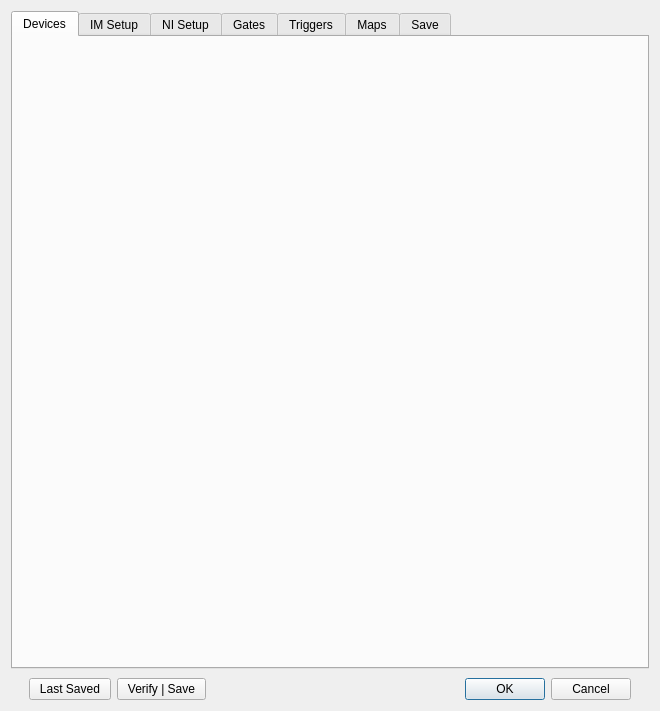
Old version of the form Forms/ConfigureDialog.ui in the repository billkarsh/SpikeGLX.
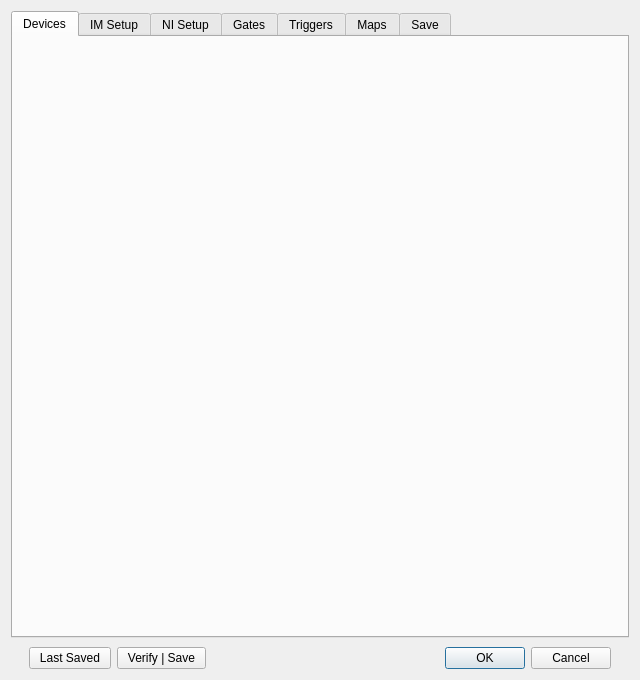
New version of the form. Icons and pictures are not drawn.

The edit to the form file:
```diff
--- a/Forms/ConfigureDialog.ui
+++ b/Forms/ConfigureDialog.ui
@@ -9,20 +9,20 @@
    <rect>
     <x>0</x>
     <y>0</y>
-    <width>660</width>
-    <height>711</height>
+    <width>640</width>
+    <height>680</height>
    </rect>
   </property>
   <property name="sizePolicy">
-   <sizepolicy hsizetype="MinimumExpanding" vsizetype="Expanding">
+   <sizepolicy hsizetype="MinimumExpanding" vsizetype="Preferred">
     <horstretch>0</horstretch>
     <verstretch>0</verstretch>
    </sizepolicy>
   </property>
   <property name="minimumSize">
    <size>
-    <width>521</width>
-    <height>0</height>
+    <width>640</width>
+    <height>600</height>
    </size>
   </property>
   <property name="windowTitle">
@@ -141,6 +141,9 @@
        <property name="orientation">
         <enum>Qt::Horizontal</enum>
        </property>
+       <property name="sizeType">
+        <enum>QSizePolicy::Expanding</enum>
+       </property>
        <property name="sizeHint" stdset="0">
         <size>
          <width>40</width>
```
